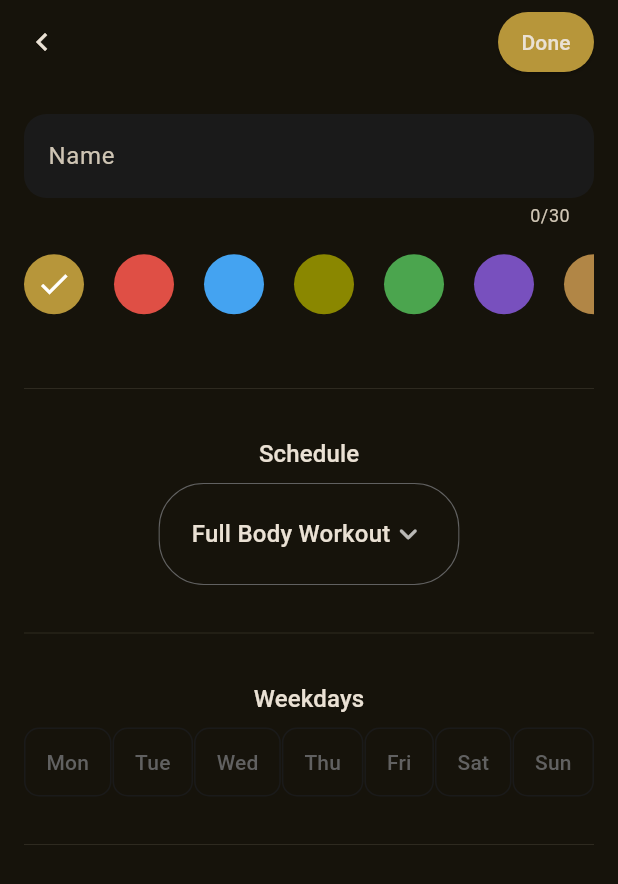
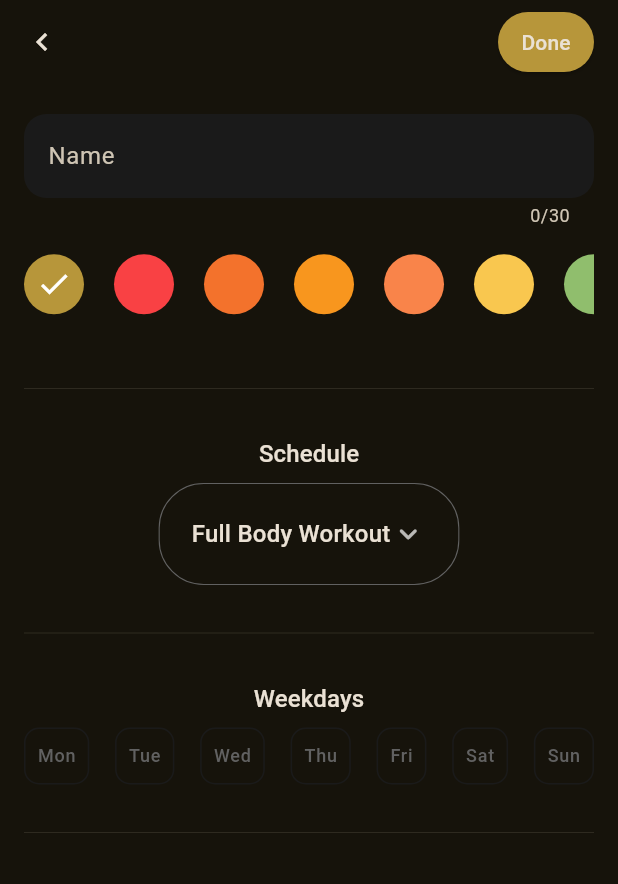
Before and after one commit to dsnoire/workout_app, a Flutter app: the AddOrEditWorkout screen opened directly, on a phone screen of 412 x 824 dp. Shown: the top 884 px of the screen. Run offline on Flutter 3.47's test engine with Material 3 defaults, Android fonts, the phone set to English and light mode, and no system bars; our stand-ins replace bloc, flutter_bloc, flutter_svg, freezed_annotation, get_it, hive and 2 more; accounts and stored records are empty.

Commit message:
Change palette for workout color picker

```diff
--- a/lib/features/workout/views/add_or_edit_workout.dart
+++ b/lib/features/workout/views/add_or_edit_workout.dart
@@ -51,14 +51,19 @@ class _AddOrEditWorkoutState extends State<AddOrEditWorkout> {
       };
       workoutColors = {
         AppColors.primaryColor.value: true,
-        const Color(0xFFDF4F45).value: false,
-        const Color(0xFF44A3F1).value: false,
-        const Color(0xFF8A8700).value: false,
-        const Color(0xFF4BA54E).value: false,
-        const Color(0xFF7850BE).value: false,
-        const Color(0xFFB18646).value: false,
-        const Color(0xFFB52BEC).value: false,
-        const Color(0xFFDBA400).value: false,
+        const Color(0xFFF94144).value: false,
+        const Color(0xFFF3722C).value: false,
+        const Color(0xFFF8961E).value: false,
+        const Color(0xFFF9844A).value: false,
+        const Color(0xFFF9C74F).value: false,
+        const Color(0xFF90BE6D).value: false,
+        const Color(0xFF43AA8B).value: false,
+        const Color(0xFF4D908E).value: false,
+        const Color(0xFF577590).value: false,
+        const Color(0xFF277DA1).value: false,
+        const Color(0xFFD2B7E5).value: false,
+        const Color(0xFFB185DB).value: false,
+        const Color(0xFF6247AA).value: false,
       };
     }
     nameController = TextEditingController(text: widget.workout?.name);
--- a/lib/features/workout/widgets/weekdays_picker.dart
+++ b/lib/features/workout/widgets/weekdays_picker.dart
@@ -47,8 +47,8 @@ class _WeekdaysPickerState extends State<WeekdaysPicker> {
                 },
                 child: Container(
                   padding: const EdgeInsets.symmetric(
-                    horizontal: 14,
-                    vertical: 12,
+                    horizontal: 8,
+                    vertical: 10,
                   ),
                   decoration: BoxDecoration(
                     border: Border.all(
@@ -59,7 +59,7 @@ class _WeekdaysPickerState extends State<WeekdaysPicker> {
                   ),
                   child: Text(
                     widget.weekdays.keys.getWeekdayAbbreviation(index: index),
-                    style: Theme.of(context).textTheme.titleSmall!.copyWith(
+                    style: Theme.of(context).textTheme.labelMedium!.copyWith(
                           color: isSelected
                               ? Colors.white
                               : AppColors.unselectedGreyColor,
--- a/lib/features/workout/widgets/workout_list_tile.dart
+++ b/lib/features/workout/widgets/workout_list_tile.dart
@@ -47,9 +47,8 @@ class WorkoutListTile extends StatelessWidget {
                   .firstWhere((element) => element.value == true)
                   .key;
               return CircleAvatar(
-                backgroundColor: isSelected == true
-                    ? Color(color)
-                    : const Color.fromARGB(255, 22, 22, 22),
+                backgroundColor:
+                    isSelected == true ? Color(color) : const Color(0xFF131313),
                 child: Text(
                   workout.weekdays.keys.getWeekdayAbbreviation(index: index),
                   style: Theme.of(context).textTheme.labelMedium!.copyWith(
```
Also changed, not shown: lib/features/workout/widgets/color_picker.dart (+13 -9 lines).
